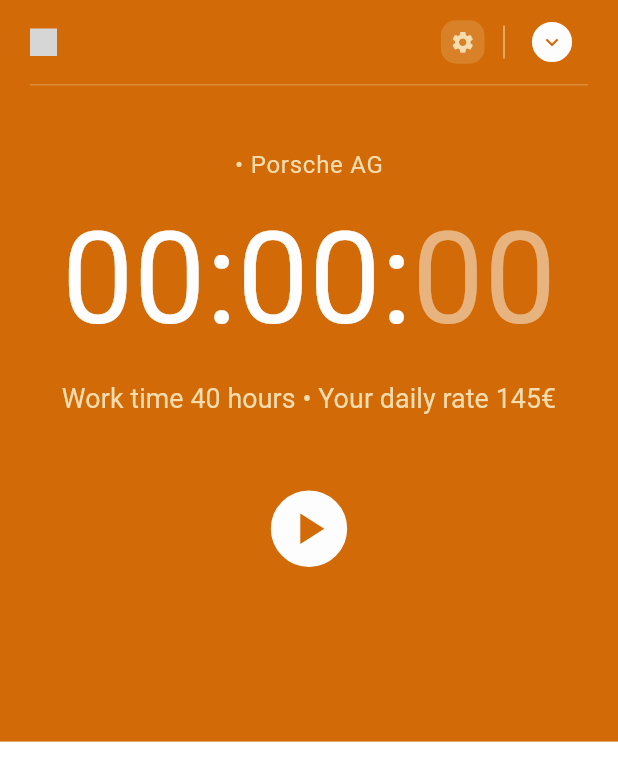
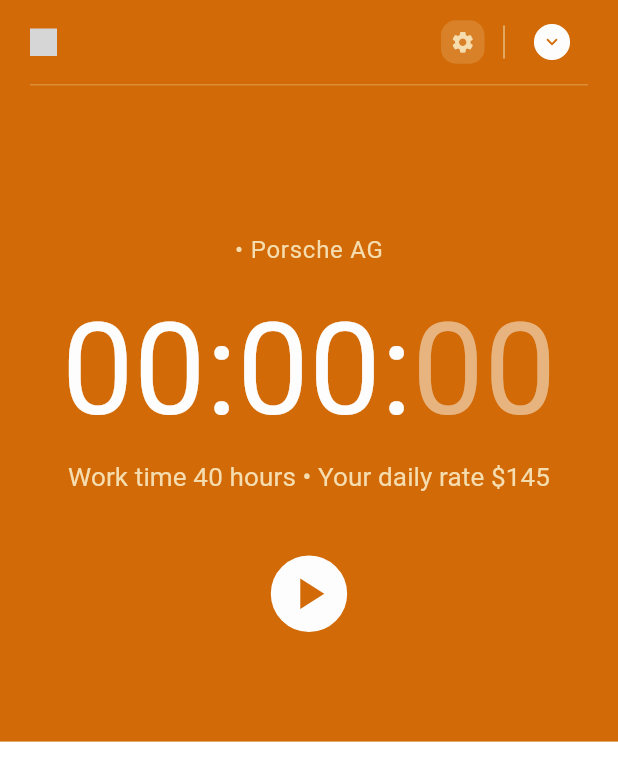
Before and after one commit to dxvid-pts/clock_in, a Flutter app: the TimerScreen screen opened directly, on a phone screen of 412 x 824 dp. Shown: the top 781 px of the screen. Run offline on Flutter 3.47's test engine with Material 2 defaults, Android fonts, the phone set to English and light mode, and no system bars; our stand-ins replace fl_chart, flutter_riverpod, flutter_svg, freezed_annotation, hive, syncfusion_flutter_datepicker; missing offline and left inert: commons_flutter, storage_engine, storage_engine_hive_adapter; accounts and stored records are empty; grey boxes are pictures that could not be loaded.

Commit message:
fix spacing

```diff
--- a/frontend/lib/screens/timer_screen/timer_screen.dart
+++ b/frontend/lib/screens/timer_screen/timer_screen.dart
@@ -90,7 +90,7 @@ class _UpperSection extends ConsumerWidget {
                     _CustomIconButton(
                       onPressed: () {},
                       icon: Icons.keyboard_arrow_down,
-                      size: 17,
+                      size: 15,
                       filled: true,
                     )
                   ],
@@ -104,7 +104,10 @@ class _UpperSection extends ConsumerWidget {
               height: 1,
             ),
 
-            SizedBox(height: maxHeight * 0.05),
+            const Expanded(
+              flex: 3,
+              child: SizedBox(),
+            ),
 
             Text(
               '• Porsche AG',
@@ -113,7 +116,7 @@ class _UpperSection extends ConsumerWidget {
                   ),
             ),
 
-            const SizedBox(height: 10),
+            const SizedBox(height: 14),
 
             //hour:minute:second timer
             Padding(
@@ -150,13 +153,13 @@ class _UpperSection extends ConsumerWidget {
               ),
             ),
 
-            const SizedBox(height: 15),
+            const SizedBox(height: 7),
             Padding(
-              padding: EdgeInsets.symmetric(horizontal: maxWidth * 0.1),
+              padding: EdgeInsets.symmetric(horizontal: maxWidth * 0.11),
               child: FittedBox(
                 fit: BoxFit.contain,
                 child: Text(
-                  'Work time 40 hours • Your daily rate 145€',
+                  'Work time 40 hours • Your daily rate \$145',
                   style: Theme.of(context).textTheme.bodySmall?.copyWith(
                         fontSize: 100,
                         color: reducedFontColor,
@@ -165,7 +168,7 @@ class _UpperSection extends ConsumerWidget {
               ),
             ),
 
-            SizedBox(height: maxHeight * 0.05),
+            const Expanded(child: SizedBox()),
 
             Row(
               mainAxisAlignment: MainAxisAlignment.center,
@@ -206,6 +209,10 @@ class _UpperSection extends ConsumerWidget {
                     tooltip: 'Stop timer',
                   ),
               ],
+            ),
+            const Expanded(
+              flex: 2,
+              child: SizedBox(),
             ),
           ],
         ),
```
